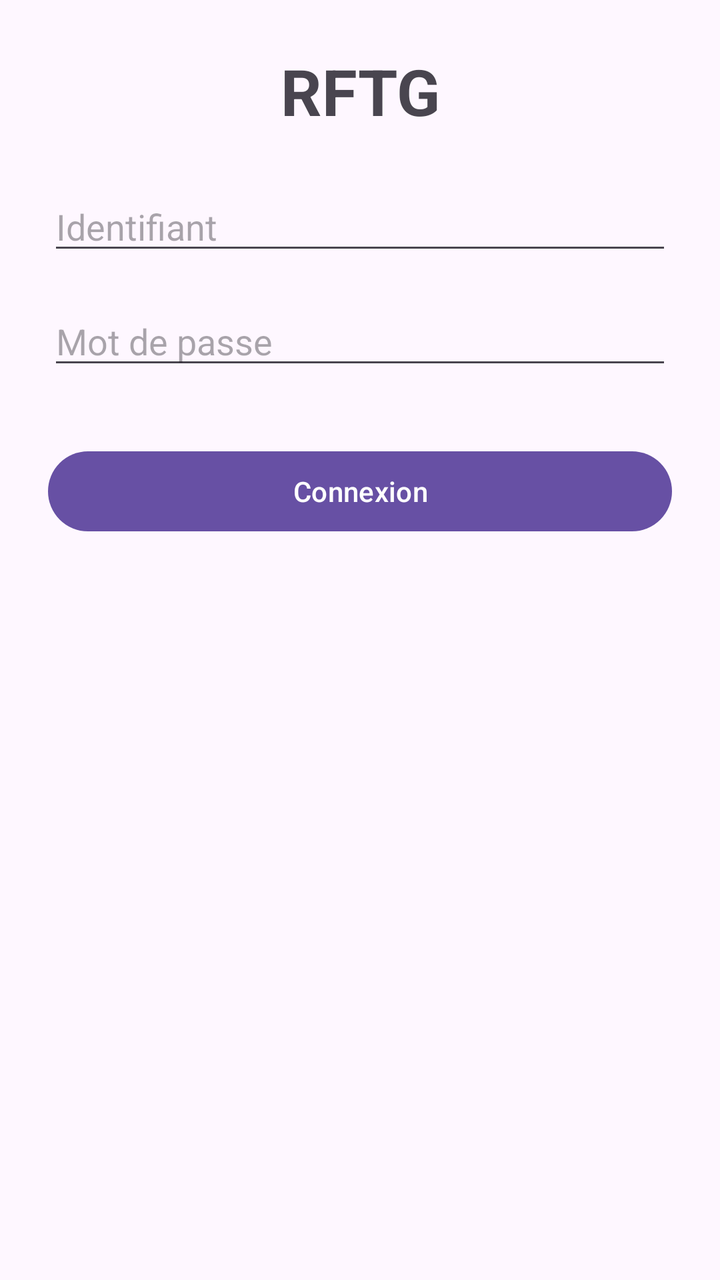
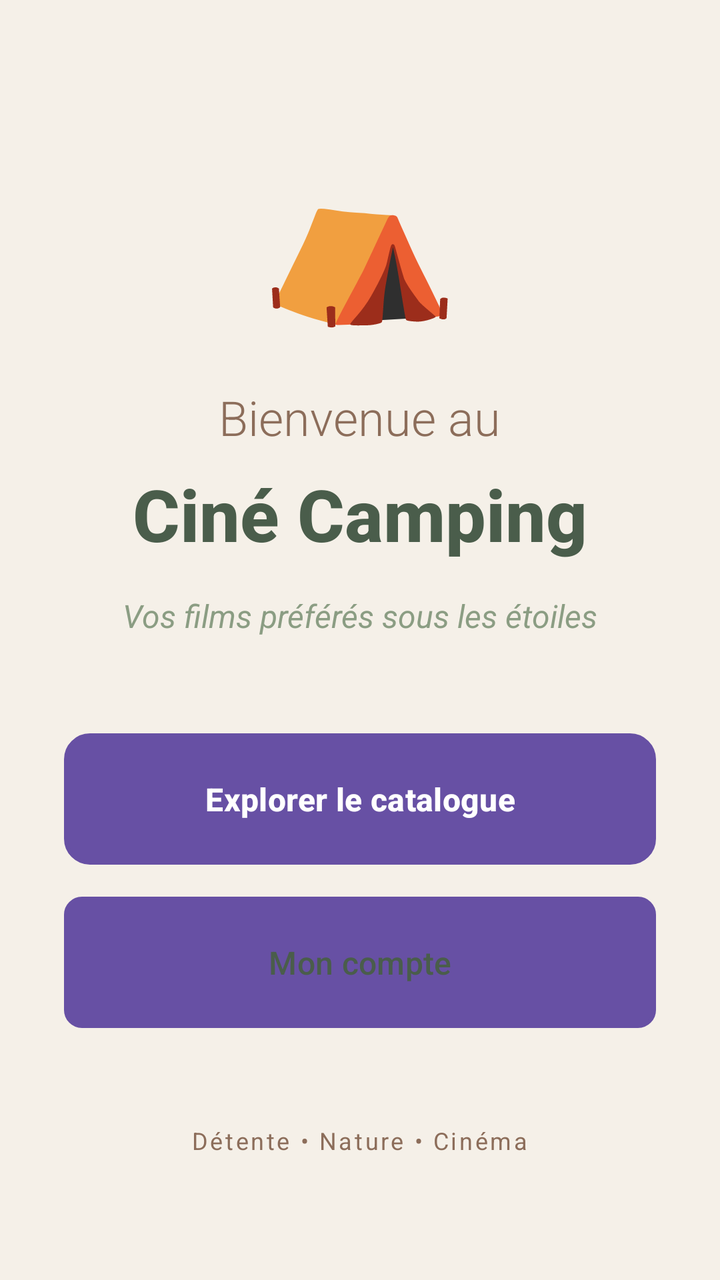

Screens rendered from an Android XML layout before and after an edit, with the pre-edit source and the edit as a unified diff.
<!-- AndroidManifest.xml: application theme Theme.Applicationrftg -->
<!-- res/layout/activity_main.xml -->
<?xml version="1.0" encoding="utf-8"?>
<androidx.constraintlayout.widget.ConstraintLayout xmlns:android="http://schemas.android.com/apk/res/android"
    xmlns:app="http://schemas.android.com/apk/res-auto"
    android:layout_width="match_parent"
    android:layout_height="match_parent"
    android:padding="24dp">

    <TextView
        android:id="@+id/tvTitle"
        android:layout_width="wrap_content"
        android:layout_height="wrap_content"
        android:text="RFTG"
        android:textSize="32sp"
        android:textStyle="bold"
        app:layout_constraintTop_toTopOf="parent"
        app:layout_constraintStart_toStartOf="parent"
        app:layout_constraintEnd_toEndOf="parent"/>

    <EditText
        android:id="@+id/etIdentifiant"
        android:layout_width="0dp"
        android:layout_height="wrap_content"
        android:hint="Identifiant"
        app:layout_constraintTop_toBottomOf="@id/tvTitle"
        app:layout_constraintStart_toStartOf="parent"
        app:layout_constraintEnd_toEndOf="parent"
        android:layout_marginTop="24dp"/>

    <EditText
        android:id="@+id/etMdp"
        android:layout_width="0dp"
        android:layout_height="wrap_content"
        android:hint="Mot de passe"
        android:inputType="textPassword"
        app:layout_constraintTop_toBottomOf="@id/etIdentifiant"
        app:layout_constraintStart_toStartOf="parent"
        app:layout_constraintEnd_toEndOf="parent"
        android:layout_marginTop="16dp"/>

    <Button
        android:id="@+id/btnConnexion"
        android:layout_width="0dp"
        android:layout_height="wrap_content"
        android:text="Connexion"
        android:onClick="onConnexionClicked"
        app:layout_constraintTop_toBottomOf="@id/etMdp"
        app:layout_constraintStart_toStartOf="parent"
        app:layout_constraintEnd_toEndOf="parent"
        android:layout_marginTop="32dp"/>

</androidx.constraintlayout.widget.ConstraintLayout>
<!-- resources referenced by this layout -->
<resources>
  <style name="Theme.Applicationrftg" parent="Base.Theme.Applicationrftg" />
  <style name="Base.Theme.Applicationrftg" parent="Theme.Material3.DayNight.NoActionBar">
          
          
      </style>
</resources>

<!-- the commit's change to res/layout/activity_main.xml (unified diff, before → after) -->
@@ -1,51 +1,84 @@
 <?xml version="1.0" encoding="utf-8"?>
-<androidx.constraintlayout.widget.ConstraintLayout xmlns:android="http://schemas.android.com/apk/res/android"
-    xmlns:app="http://schemas.android.com/apk/res-auto"
+<LinearLayout xmlns:android="http://schemas.android.com/apk/res/android"
     android:layout_width="match_parent"
     android:layout_height="match_parent"
-    android:padding="24dp">
+    android:orientation="vertical"
+    android:background="@color/background_dark"
+    android:gravity="center"
+    android:padding="32dp">
 
+    
+    <TextView
+        android:layout_width="wrap_content"
+        android:layout_height="wrap_content"
+        android:text="⛺"
+        android:textSize="80sp"
+        android:layout_marginBottom="24dp"/>
+
+    
     <TextView
         android:id="@+id/tvTitle"
         android:layout_width="wrap_content"
         android:layout_height="wrap_content"
-        android:text="RFTG"
-        android:textSize="32sp"
+        android:text="Bienvenue au"
+        android:textSize="24sp"
+        android:textColor="@color/camping_earth"
+        android:fontFamily="sans-serif-light"
+        android:layout_marginBottom="8dp"/>
+
+    <TextView
+        android:layout_width="wrap_content"
+        android:layout_height="wrap_content"
+        android:text="Ciné Camping"
+        android:textSize="36sp"
         android:textStyle="bold"
-        app:layout_constraintTop_toTopOf="parent"
-        app:layout_constraintStart_toStartOf="parent"
-        app:layout_constraintEnd_toEndOf="parent"/>
+        android:textColor="@color/camping_forest"
+        android:fontFamily="sans-serif-medium"
+        android:layout_marginBottom="16dp"/>
 
-    <EditText
-        android:id="@+id/etIdentifiant"
-        android:layout_width="0dp"
+    
+    <TextView
+        android:layout_width="wrap_content"
         android:layout_height="wrap_content"
-        android:hint="Identifiant"
-        app:layout_constraintTop_toBottomOf="@id/tvTitle"
-        app:layout_constraintStart_toStartOf="parent"
-        app:layout_constraintEnd_toEndOf="parent"
-        android:layout_marginTop="24dp"/>
+        android:text="Vos films préférés sous les étoiles"
+        android:textSize="16sp"
+        android:textStyle="italic"
+        android:textColor="@color/camping_sage"
+        android:gravity="center"
+        android:layout_marginBottom="48dp"/>
 
-    <EditText
-        android:id="@+id/etMdp"
-        android:layout_width="0dp"
+    
+    <Button
+        android:id="@+id/btnExplorer"
+        android:layout_width="match_parent"
         android:layout_height="wrap_content"
-        android:hint="Mot de passe"
-        android:inputType="textPassword"
-        app:layout_constraintTop_toBottomOf="@id/etIdentifiant"
-        app:layout_constraintStart_toStartOf="parent"
-        app:layout_constraintEnd_toEndOf="parent"
-        android:layout_marginTop="16dp"/>
+        android:text="Explorer le catalogue"
+        android:textSize="16sp"
+        android:textStyle="bold"
+        android:padding="18dp"
+        android:background="@drawable/retro_button_gradient"
+        android:textColor="@color/white"
+        android:layout_marginBottom="16dp"/>
 
+    
     <Button
-        android:id="@+id/btnConnexion"
-        android:layout_width="0dp"
+        android:id="@+id/btnMonCompte"
+        android:layout_width="match_parent"
         android:layout_height="wrap_content"
-        android:text="Connexion"
-        android:onClick="onConnexionClicked"
-        app:layout_constraintTop_toBottomOf="@id/etMdp"
-        app:layout_constraintStart_toStartOf="parent"
-        app:layout_constraintEnd_toEndOf="parent"
-        android:layout_marginTop="32dp"/>
+        android:text="Mon compte"
+        android:textSize="16sp"
+        android:padding="18dp"
+        android:background="@drawable/retro_card_background"
+        android:textColor="@color/camping_forest"/>
 
-</androidx.constraintlayout.widget.ConstraintLayout>
+    
+    <TextView
+        android:layout_width="wrap_content"
+        android:layout_height="wrap_content"
+        android:text="Détente • Nature • Cinéma"
+        android:textSize="12sp"
+        android:textColor="@color/camping_earth"
+        android:layout_marginTop="48dp"
+        android:letterSpacing="0.1"/>
+
+</LinearLayout>
<!-- resource entries referenced after the edit -->
@@ -1,6 +1,35 @@
 <!-- resources referenced by this layout -->
 <resources>
+  <color name="background_dark">#F5F0E8</color>
+  <color name="camping_earth">#8C6D5A</color>
+  <color name="camping_forest">#4A5D4B</color>
+  <color name="camping_sage">#8B9D83</color>
+  <color name="white">#FFFFFFFF</color>
+  <!-- drawable retro_button_gradient (drawable) -->
+  <?xml version="1.0" encoding="utf-8"?>
+  <shape xmlns:android="http://schemas.android.com/apk/res/android">
+      <gradient
+          android:startColor="@color/button_gradient_start"
+          android:endColor="@color/button_gradient_end"
+          android:angle="45"/>
+      <corners android:radius="12dp"/>
+      <stroke
+          android:width="2dp"
+          android:color="@color/camping_forest"/>
+  </shape>
+  <!-- drawable retro_card_background (drawable) -->
+  <?xml version="1.0" encoding="utf-8"?>
+  <shape xmlns:android="http://schemas.android.com/apk/res/android">
+      <solid android:color="@color/card_background"/>
+      <corners android:radius="8dp"/>
+      <stroke
+          android:width="2dp"
+          android:color="@color/camping_earth"/>
+  </shape>
   <style name="Theme.Applicationrftg" parent="Base.Theme.Applicationrftg" />
+  <color name="button_gradient_start">#8B9D83</color>
+  <color name="button_gradient_end">#4A5D4B</color>
+  <color name="card_background">#FFFFFF</color>
   <style name="Base.Theme.Applicationrftg" parent="Theme.Material3.DayNight.NoActionBar">
           
           
